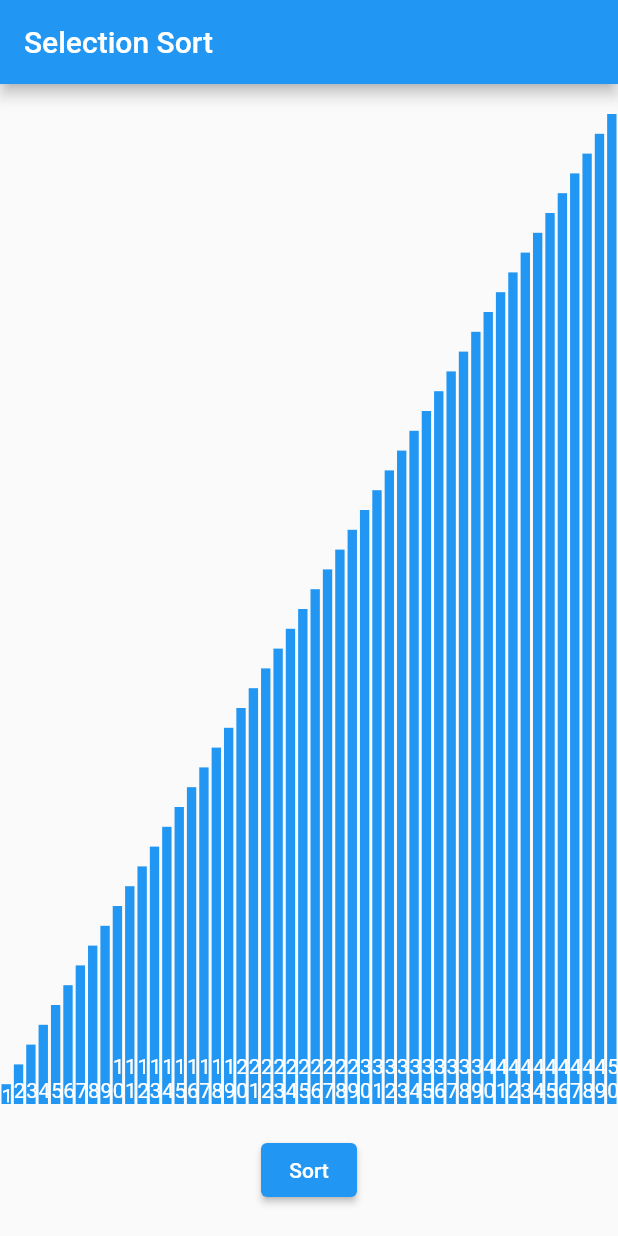
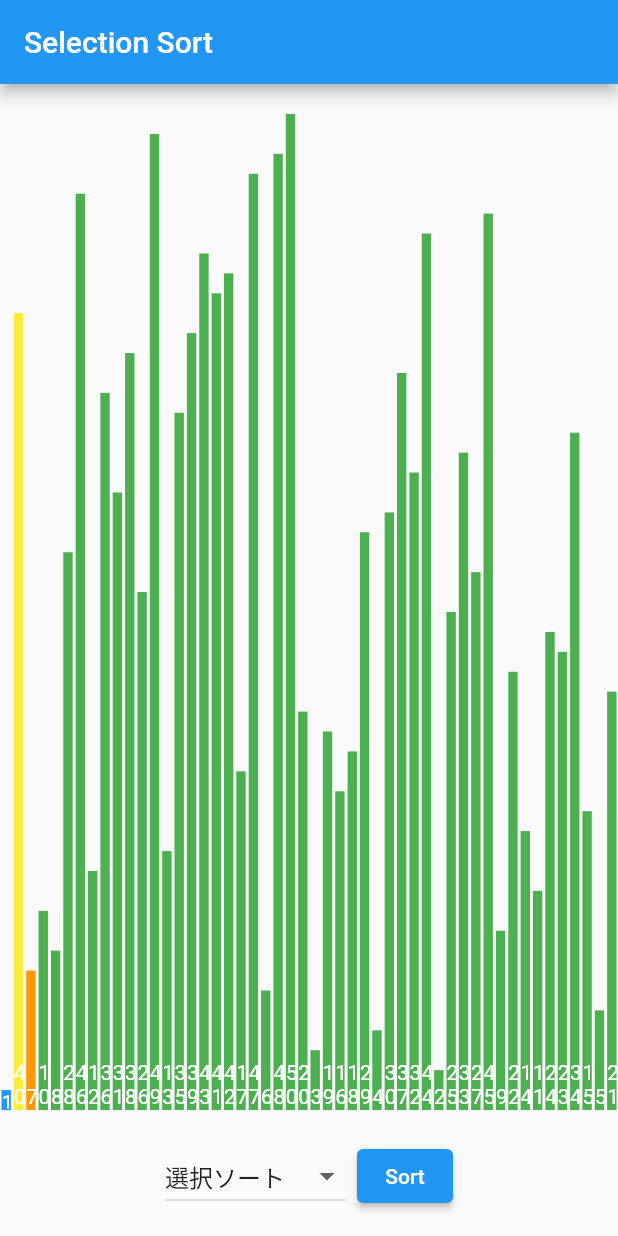
Before and after one commit to seiyu-nico/flutter-sort, a Flutter app: the screen it shows after launch, after a tap on "Sort", on a phone screen of 412 x 824 dp. Run offline on Flutter 3.47's test engine with Material 2 defaults, Android fonts, the light colour scheme and no system bars; our stand-ins replace flutter_riverpod.

Commit message:
複数ソートに対応したUIに変更 (#5)

```diff
--- a/lib/main.dart
+++ b/lib/main.dart
@@ -5,8 +5,7 @@ import 'package:flutter/material.dart';
 import 'package:flutter_riverpod/flutter_riverpod.dart';
 
 // Project imports:
-import 'package:flutter_sort/screens/bubble_sort_screen.dart';
-import 'package:flutter_sort/screens/select_sort_screen.dart';
+import 'package:flutter_sort/providers/sort_types_provider.dart';
 
 // Project imports:
 
@@ -21,9 +20,54 @@ class MyApp extends StatelessWidget {
     return MaterialApp(
       home: Scaffold(
         appBar: AppBar(title: const Text('Selection Sort')),
-        // 現状セレクトソートしか存在しないのでセレクトソートの画面を表示する
-        body: const BubbleSortScreen(),
+        body: const Home(),
       ),
     );
   }
 }
+
+class Home extends ConsumerWidget {
+  const Home({super.key});
+
+  @override
+  Widget build(BuildContext context, WidgetRef ref) {
+    final sortTypes = ref.watch(sortTypesProvider);
+
+    return Column(
+      children: [
+        const SizedBox(height: 20),
+        Expanded(
+          child: sortTypes.screen,
+        ),
+        const SizedBox(height: 20),
+        Padding(
+          padding: const EdgeInsets.only(bottom: 16),
+          child: Row(
+            mainAxisAlignment: MainAxisAlignment.center,
+            children: [
+              DropdownButton<int>(
+                value: sortTypes.selected,
+                items: sortTypes.types.map<DropdownMenuItem<int>>((type) {
+                  return DropdownMenuItem<int>(
+                    value: type['id'],
+                    child: Text(type['text']),
+                  );
+                }).toList(),
+                onChanged: (value) {
+                  sortTypes.type = value!;
+                },
+              ),
+              const SizedBox(width: 8),
+              ElevatedButton(
+                onPressed: () async {
+                  await sortTypes.sort(ref);
+                },
+                child: const Text('Sort'),
+              ),
+            ],
+          ),
+        ),
+      ],
+    );
+  }
+}
--- a/lib/models/abstract/sort_number.dart
+++ b/lib/models/abstract/sort_number.dart
@@ -1,7 +1,12 @@
+// Flutter imports:
+import 'package:flutter/material.dart';
+
 abstract class SortNumber<T> {
   late int value;
 
   SortNumber();
 
   SortNumber.from(this.value);
+
+  Color get color;
 }
--- a/lib/models/bubble_sort/bubble_sort_number.dart
+++ b/lib/models/bubble_sort/bubble_sort_number.dart
@@ -15,7 +15,7 @@ class BubbleSortNumber extends SortNumber<BubbleSortNumber> {
   bool fixed = false; // 確定済みかどうか
   bool candidate = false; // 候補かどうか
 
-  // この数字がどのような状態かによって色を変える
+  @override
   Color get color {
     if (fixed) {
       return Colors.blue;
--- a/lib/models/select_sort/select_sort_number.dart
+++ b/lib/models/select_sort/select_sort_number.dart
@@ -15,7 +15,7 @@ class SelectSortNumber extends SortNumber<SelectSortNumber> {
   bool fixed = false; // 確定済みかどうか
   bool candidate = false; // 最小値の候補かどうか
 
-  // この数字がどのような状態かによって色を変える
+  @override
   Color get color {
     if (fixed) {
       return Colors.blue;
--- a/lib/providers/abstract/sort_provider.dart
+++ b/lib/providers/abstract/sort_provider.dart
@@ -13,6 +13,8 @@ abstract class SortNotifier<T extends List<U>, U> extends ChangeNotifier {
 
   T fromNumberList(List<U> list);
 
+  Future<void> sort();
+
   T generateNumbers() {
     final list =
         List<U>.generate(50, (index) => fromNumber(index + 1)).toList();
--- a/lib/providers/bubble_sort_provider.dart
+++ b/lib/providers/bubble_sort_provider.dart
@@ -20,7 +20,7 @@ class BubbleSortNotifier
     return BubbleSortNumberList.from(list);
   }
 
-  // ソートを実行する
+  @override
   Future<void> sort() async {
     int length = numbers.length;
     for (var i = 1; i < length; i++) {
--- a/lib/providers/select_sort_provider.dart
+++ b/lib/providers/select_sort_provider.dart
@@ -20,8 +20,8 @@ class SelectSortNotifier
     return SelectSortNumberList.from(list);
   }
 
-  // ソートを実行する
-  Future<void> selectionSort() async {
+  @override
+  Future<void> sort() async {
     int n = numbers.length;
     for (int i = 0; i < n; i++) {
       int minIndex = i;
--- /dev/null
+++ b/lib/providers/sort_types_provider.dart
@@ -0,0 +1,37 @@
+// Flutter imports:
+import 'package:flutter/material.dart';
+
+// Package imports:
+import 'package:flutter_riverpod/flutter_riverpod.dart';
+
+// Project imports:
+import 'package:flutter_sort/screens/bubble_sort_screen.dart';
+import 'package:flutter_sort/screens/select_sort_screen.dart';
+
+class SortTypesNotifier extends ChangeNotifier {
+  SortTypesNotifier() : super();
+
+  final _types = [
+    {'id': 0, 'text': '選択ソート', 'screen': const SelectSortScreen()},
+    {'id': 1, 'text': 'バブルソート', 'screen': const BubbleSortScreen()},
+  ];
+
+  int selected = 0;
+
+  get types => _types;
+
+  set type(int value) {
+    selected = types.firstWhere((type) => type['id'] == value)['id'];
+    notifyListeners();
+  }
+
+  get screen => types[selected]['screen'];
+
+  Future<void> sort(ref) async {
+    types[selected]['screen'].sort(ref);
+  }
+}
+
+final sortTypesProvider = ChangeNotifierProvider<SortTypesNotifier>((ref) {
+  return SortTypesNotifier();
+});
--- /dev/null
+++ b/lib/screens/abstract/sort_screen.dart
@@ -0,0 +1,32 @@
+// Flutter imports:
+import 'package:flutter/material.dart';
+
+// Package imports:
+import 'package:flutter_riverpod/flutter_riverpod.dart';
+
+// Project imports:
+import 'package:flutter_sort/models/abstract/sort_number.dart';
+
+abstract class SortScreen<T extends SortNumber> extends ConsumerWidget {
+  const SortScreen({Key? key}) : super(key: key);
+  final double margin = 1;
+
+  Future<void> sort(ref);
+
+  Widget buildBar(constraints, T number, int length) {
+    return Container(
+      alignment: Alignment.bottomCenter,
+      margin: EdgeInsets.symmetric(horizontal: margin),
+      width: (constraints.maxWidth - (length * margin * 2)) / length,
+      height: (constraints.maxHeight / length) * number.value,
+      color: number.color,
+      child: Padding(
+        padding: const EdgeInsets.only(bottom: 1),
+        child: Text(
+          number.value.toString(),
+          style: const TextStyle(color: Colors.white),
+        ),
+      ),
+    );
+  }
+}
--- a/lib/screens/bubble_sort_screen.dart
+++ b/lib/screens/bubble_sort_screen.dart
@@ -7,59 +7,30 @@ import 'package:flutter_riverpod/flutter_riverpod.dart';
 // Project imports:
 import 'package:flutter_sort/models/bubble_sort/bubble_sort_number.dart';
 import 'package:flutter_sort/providers/bubble_sort_provider.dart';
+import 'package:flutter_sort/screens/abstract/sort_screen.dart';
 
-class BubbleSortScreen extends ConsumerWidget {
+class BubbleSortScreen extends SortScreen<BubbleSortNumber> {
   const BubbleSortScreen({Key? key}) : super(key: key);
 
-  final double margin = 1;
-
-  Widget buildBar(constraints, BubbleSortNumber number, int length) {
-    return Container(
-      alignment: Alignment.bottomCenter,
-      margin: EdgeInsets.symmetric(horizontal: margin),
-      width: (constraints.maxWidth - (length * margin * 2)) / length,
-      height: (constraints.maxHeight / length) * number.value,
-      color: number.color,
-      child: Padding(
-        padding: const EdgeInsets.only(bottom: 1),
-        child: Text(
-          number.value.toString(),
-          style: const TextStyle(color: Colors.white),
-        ),
-      ),
-    );
+  @override
+  Future<void> sort(ref) async {
+    ref.read(bubbleSortProvider).sort();
   }
 
   @override
   Widget build(BuildContext context, WidgetRef ref) {
     final bubbleSortNotifier = ref.watch(bubbleSortProvider);
     final int numberLength = bubbleSortNotifier.numbers.length;
-    return Column(
-      children: [
-        const SizedBox(height: 20),
-        Expanded(
-          child: LayoutBuilder(
+    return LayoutBuilder(
       builder: (context, constraints) {
         return Row(
           mainAxisAlignment: MainAxisAlignment.center,
           crossAxisAlignment: CrossAxisAlignment.end,
           children: bubbleSortNotifier.numbers
-                    .map(
-                        (number) => buildBar(constraints, number, numberLength))
+              .map((number) => buildBar(constraints, number, numberLength))
               .toList(),
         );
       },
-          ),
-        ),
-        const SizedBox(height: 20),
-        ElevatedButton(
-          onPressed: () async {
-            await bubbleSortNotifier.sort();
-          },
-          child: const Text('Sort'),
-        ),
-        const SizedBox(height: 20),
-      ],
     );
   }
 }
```
Also changed, not shown: lib/screens/select_sort_screen.dart (+7 -36 lines). Lines whose indentation alone changed are shown as unchanged.
